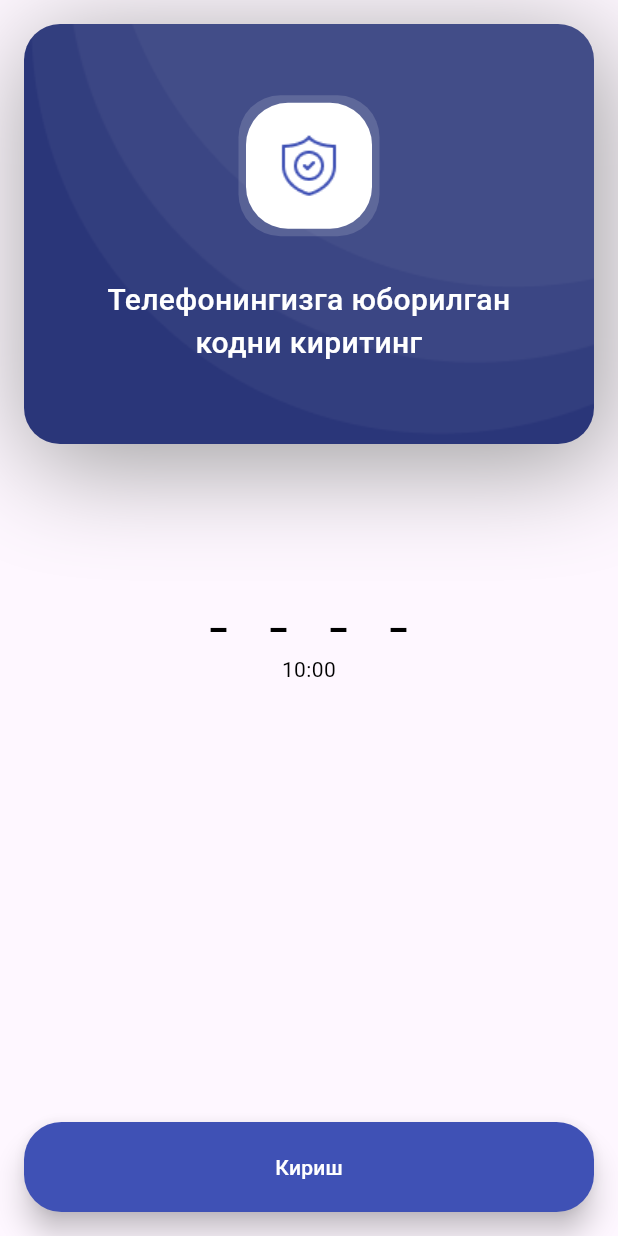
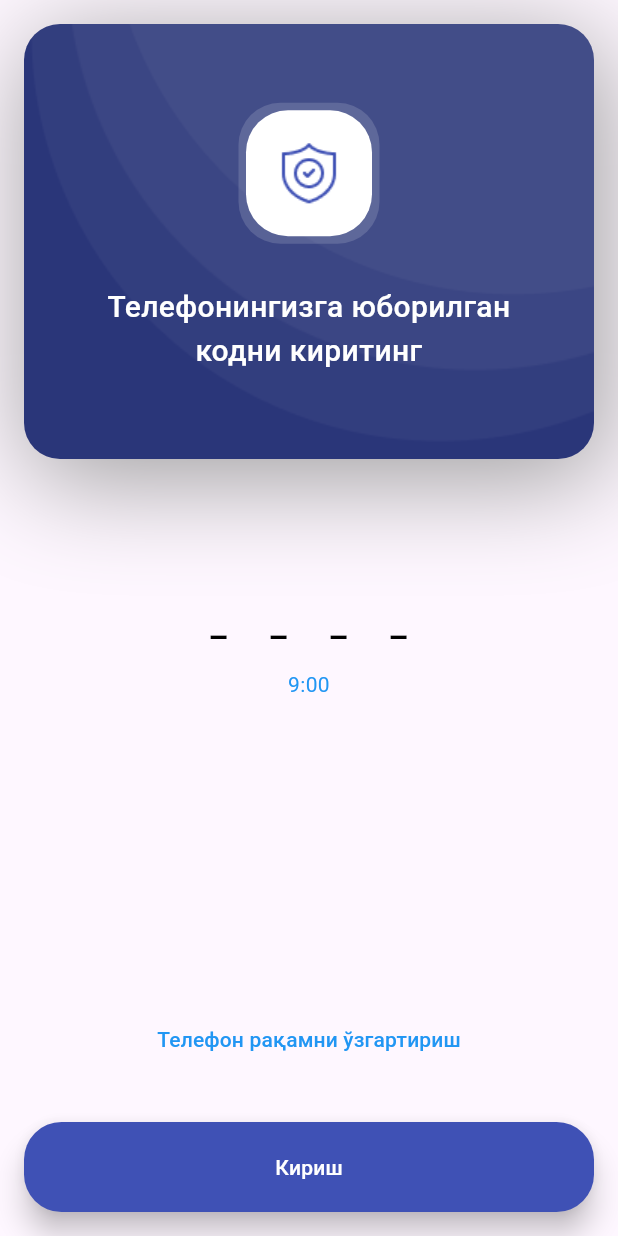
Before and after one commit to Shohjaxon-098/kutubxona_sifat, a Flutter app: the screen it shows after launch, after a tap on "Утказиб юбориш", after a tap on "Кириш", on a phone screen of 412 x 824 dp. Run offline on Flutter 3.47's test engine with Material 3 defaults, Android fonts, the phone set to English and light mode, and no system bars; our stand-ins replace bloc, flutter_bloc, flutter_svg.

Commit message:
+color+image+navigator

```diff
--- /dev/null
+++ b/lib/common/navigator/app_navigator.dart
@@ -0,0 +1 @@
+class AppNavigator{}
--- /dev/null
+++ b/lib/config/routes/app_routes.dart
@@ -0,0 +1,3 @@
+class AppRoutes {
+
+}
--- /dev/null
+++ b/lib/config/theme/app_colors.dart
@@ -0,0 +1,17 @@
+import 'package:flutter/material.dart';
+
+class AppColors {
+  Color linerValueColor = Color.fromARGB(255, 43, 58, 129);
+  Color linerBackgroundColor = Colors.grey;
+  Color onBoardbuttonColor = Color(0xff3F51B5);
+  Color white = Colors.white;
+  Color enableDot = Color(0xff3F51B5);
+  Color disableDot = Colors.grey.shade200;
+  Color black = Colors.black;
+  Color border = Color(0xffEDEDED);
+  Color hintColor = Color(0xffD0D5DD);
+  Color blue = Colors.blue;
+  Color cardColor = Color.fromARGB(255, 42, 54, 121);
+  Color grey = Colors.grey;
+  Color cardShadow = Color.fromARGB(38, 255, 255, 255);
+}
--- /dev/null
+++ b/lib/core/util/app_images.dart
@@ -0,0 +1,12 @@
+String assets = 'assets/';
+String images = 'images';
+String icons = 'icons';
+
+class AppImages {
+  String splashLogo = '$assets$icons/logo.png';
+  String onBoard1 = '$assets$images/onBoard1.svg';
+  String onBoard2 = '$assets$images/onBoard2.svg';
+  String onBoard3 = '$assets$images/onBoard3.svg';
+  String privacy = '$assets$icons/privacy.png';
+  String mask = '$assets$images/mask.png';
+}
--- a/lib/features/kutubxona/presentation/pages/auth/auth_screen.dart
+++ b/lib/features/kutubxona/presentation/pages/auth/auth_screen.dart
@@ -1,4 +1,6 @@
 import 'package:flutter/material.dart';
+import 'package:kutubxona/config/theme/app_colors.dart';
+import 'package:kutubxona/core/util/app_images.dart';
 import 'package:kutubxona/features/kutubxona/presentation/pages/auth/otp_screen.dart';
 import 'package:kutubxona/features/kutubxona/presentation/widgets/textfield_widget.dart';
 
@@ -20,22 +22,21 @@ class _AuthScreenState extends State<AuthScreen> {
           child: Column(
             crossAxisAlignment: CrossAxisAlignment.center,
             children: [
-              Expanded(
-                child: Container(
+              Container(
                 height: 291,
                 decoration: BoxDecoration(
                   boxShadow: [
                     BoxShadow(
-                        color: Colors.grey,
+                      color: AppColors().grey,
                       spreadRadius: 2,
                       blurRadius: 60,
                       offset: Offset(5, 12),
                     ),
                   ],
-                    color: Color.fromARGB(255, 42, 54, 121),
+                  color: AppColors().cardColor,
                   borderRadius: BorderRadius.circular(24),
                   image: DecorationImage(
-                      image: AssetImage('assets/images/mask.png'),
+                    image: AssetImage(AppImages().mask),
                     fit: BoxFit.cover,
                   ),
                 ),
@@ -47,17 +48,17 @@ class _AuthScreenState extends State<AuthScreen> {
                       width: 84,
                       height: 84,
                       decoration: BoxDecoration(
-                          color: Colors.white,
+                        color: AppColors().white,
                         borderRadius: BorderRadius.circular(28),
                         boxShadow: [
                           BoxShadow(
                             blurRadius: 0,
                             spreadRadius: 5,
-                              color: Color.fromARGB(38, 255, 255, 255),
+                            color: AppColors().cardShadow,
                           ),
                         ],
                         image: DecorationImage(
-                            image: AssetImage("assets/icons/logo.png"),
+                          image: AssetImage(AppImages().splashLogo),
                           scale: 11,
                         ),
                       ),
@@ -68,7 +69,7 @@ class _AuthScreenState extends State<AuthScreen> {
                       child: Text(
                         'Ассалому алайкум  Хуш келибсиз!',
                         style: TextStyle(
-                            color: Colors.white,
+                          color: AppColors().white,
                           fontSize: 20,
                           fontWeight: FontWeight.w500,
                         ),
@@ -78,28 +79,28 @@ class _AuthScreenState extends State<AuthScreen> {
                   ],
                 ),
               ),
-              ),
               SizedBox(height: 50),
-              Expanded(
-                child: TextfieldWidget(phoneController: phoneController),
-              ),
+              TextfieldWidget(phoneController: phoneController),
               Spacer(),
               ElevatedButton(
                 style: ElevatedButton.styleFrom(
                   elevation: 8,
-                  backgroundColor: Colors.indigo,
+                  backgroundColor: AppColors().onBoardbuttonColor,
                   minimumSize: Size(double.infinity, 60),
                   shape: RoundedRectangleBorder(
                     borderRadius: BorderRadius.circular(25),
                   ),
                 ),
                 onPressed: () {
-                  Navigator.pushReplacement(
+                  Navigator.push(
                     context,
                     MaterialPageRoute(builder: (context) => OtpScreen()),
                   );
                 },
-                child: Text("Кириш", style: TextStyle(color: Colors.white)),
+                child: Text(
+                  "Кириш",
+                  style: TextStyle(color: AppColors().white),
+                ),
               ),
             ],
           ),
--- a/lib/features/kutubxona/presentation/pages/auth/otp_screen.dart
+++ b/lib/features/kutubxona/presentation/pages/auth/otp_screen.dart
@@ -1,5 +1,7 @@
 import 'package:flutter/material.dart';
 import 'package:flutter_bloc/flutter_bloc.dart';
+import 'package:kutubxona/config/theme/app_colors.dart';
+import 'package:kutubxona/core/util/app_images.dart';
 import 'package:kutubxona/features/kutubxona/presentation/bloc/bloc_timer/timer_count_bloc.dart';
 import 'package:kutubxona/features/kutubxona/presentation/bloc/bloc_timer/timer_count_event.dart';
 import 'package:kutubxona/features/kutubxona/presentation/bloc/bloc_timer/timer_count_state.dart';
@@ -39,9 +41,7 @@ class _OtpScreenState extends State<OtpScreen> {
       otpController5,
       otpController6,
     ];
-    return BlocProvider(
-      create: (context) => TimerBloc(),
-      child: Scaffold(
+    return Scaffold(
       body: BlocBuilder<TimerBloc, TimerState>(
         builder: (context, state) {
           String count = '';
@@ -57,11 +57,11 @@ class _OtpScreenState extends State<OtpScreen> {
               displayMessage = count;
               isButtonEnabled = false;
             } else {
-                displayMessage = "asdds";
+              displayMessage = "Қайта юбориш";
               isButtonEnabled = true;
             }
           } else if (state is TimerCompleted) {
-              displayMessage = "dassdae2wq";
+            displayMessage = "true";
             isButtonEnabled = true;
           }
           return SafeArea(
@@ -70,22 +70,21 @@ class _OtpScreenState extends State<OtpScreen> {
               child: Column(
                 mainAxisAlignment: MainAxisAlignment.center,
                 children: [
-                    Expanded(
-                      child: Container(
-                        height: 291,
+                  Container(
+                    height: 290,
                     decoration: BoxDecoration(
                       boxShadow: [
                         BoxShadow(
-                              color: Colors.grey,
+                          color: AppColors().grey,
                           spreadRadius: 2,
                           blurRadius: 60,
                           offset: Offset(5, 12),
                         ),
                       ],
-                          color: Color.fromARGB(255, 42, 54, 121),
+                      color: AppColors().cardColor,
                       borderRadius: BorderRadius.circular(24),
                       image: DecorationImage(
-                            image: AssetImage('assets/images/mask.png'),
+                        image: AssetImage(AppImages().mask),
                         fit: BoxFit.cover,
                       ),
                     ),
@@ -98,19 +97,17 @@ class _OtpScreenState extends State<OtpScreen> {
                             width: 84,
                             height: 84,
                             decoration: BoxDecoration(
-                                  color: Colors.white,
+                              color: AppColors().white,
                               borderRadius: BorderRadius.circular(28),
                               boxShadow: [
                                 BoxShadow(
                                   blurRadius: 0,
                                   spreadRadius: 5,
-                                      color: Color.fromARGB(38, 255, 255, 255),
+                                  color: AppColors().cardShadow,
                                 ),
                               ],
                               image: DecorationImage(
-                                    image: AssetImage(
-                                      "assets/icons/privacy.png",
-                                    ),
+                                image: AssetImage(AppImages().privacy),
                               ),
                             ),
                           ),
@@ -118,7 +115,7 @@ class _OtpScreenState extends State<OtpScreen> {
                           Text(
                             'Телефонингизга юборилган кодни киритинг',
                             style: TextStyle(
-                                  color: Colors.white,
+                              color: AppColors().white,
                               fontSize: 20,
                               fontWeight: FontWeight.w500,
                             ),
@@ -128,13 +125,12 @@ class _OtpScreenState extends State<OtpScreen> {
                       ),
                     ),
                   ),
-                    ),
                   SizedBox(height: 100),
                   Row(
                     mainAxisAlignment: MainAxisAlignment.center,
                     children: List.generate(4, (index) {
                       return OtpWidget(
-                          color: Colors.black,
+                        color: AppColors().black,
                         otpController: otpController[index],
                         onChanged: (value) {
                           if (value.length == 1) {
@@ -151,20 +147,32 @@ class _OtpScreenState extends State<OtpScreen> {
                     textAlign: TextAlign.center,
                     displayMessage,
                     style: TextStyle(
-                        color: Colors.black,
+                      color: AppColors().blue,
                       fontSize: 14,
                       fontWeight: FontWeight.w400,
                     ),
                   ),
-                    SizedBox(height: 12),
 
                   Spacer(),
+                  TextButton(
+                    child: Text(
+                      'Телефон рақамни ўзгартириш',
+                      style: TextStyle(
+                        color: AppColors().blue,
+                        fontWeight: FontWeight.w500,
+                      ),
+                    ),
+                    onPressed: () {
+                      Navigator.pop(context);
+                    },
+                  ),
+                  SizedBox(height: 31),
                   Padding(
                     padding: const EdgeInsets.symmetric(horizontal: 0),
                     child: ElevatedButton(
                       style: ElevatedButton.styleFrom(
                         elevation: 8,
-                          backgroundColor: Colors.indigo,
+                        backgroundColor: AppColors().onBoardbuttonColor,
                         minimumSize: Size(double.infinity, 60),
                         shape: RoundedRectangleBorder(
                           borderRadius: BorderRadius.circular(25),
@@ -173,14 +181,12 @@ class _OtpScreenState extends State<OtpScreen> {
                       onPressed: () {
                         Navigator.pushReplacement(
                           context,
-                            MaterialPageRoute(
-                              builder: (context) => HomeScreen(),
-                            ),
+                          MaterialPageRoute(builder: (context) => HomeScreen()),
                         );
                       },
                       child: Text(
                         "Кириш",
-                          style: TextStyle(color: Colors.white),
+                        style: TextStyle(color: AppColors().white),
                       ),
                     ),
                   ),
@@ -190,7 +196,6 @@ class _OtpScreenState extends State<OtpScreen> {
           );
         },
       ),
-      ),
     );
   }
 }
--- a/lib/features/kutubxona/presentation/pages/onboard/onboarding_screen.dart
+++ b/lib/features/kutubxona/presentation/pages/onboard/onboarding_screen.dart
@@ -1,5 +1,7 @@
 import 'package:flutter/material.dart';
 import 'package:flutter_svg/svg.dart';
+import 'package:kutubxona/config/theme/app_colors.dart';
+import 'package:kutubxona/core/util/app_images.dart';
 import 'package:kutubxona/features/kutubxona/presentation/pages/auth/auth_screen.dart';
 
 class OnboardingScreen extends StatefulWidget {
@@ -10,17 +12,17 @@ class OnboardingScreen extends StatefulWidget {
 }
 
 class _OnboardingScreenState extends State<OnboardingScreen> {
-  PageController _pageController = PageController();
+  final PageController _pageController = PageController();
   int currentIndex = 0;
 
   List<Map<String, String>> pages = [
     {
-      "image": "assets/images/onBoard1.svg",
+      "image": AppImages().onBoard1,
       "text": "Китобларни уйингизга буюртма қилинг",
     },
-    {"image": "assets/images/onBoard2.svg", "text": "Китобларни онлайн ўқинг"},
+    {"image": AppImages().onBoard2, "text": "Китобларни онлайн ўқинг"},
     {
-      "image": "assets/images/onBoard3.svg",
+      "image": AppImages().onBoard3,
       "text": "Китобларни аудио шаклини тингланг",
     },
   ];
@@ -48,13 +50,13 @@ class _OnboardingScreenState extends State<OnboardingScreen> {
                       mainAxisAlignment: MainAxisAlignment.center,
                       children: [
                         SvgPicture.asset(pages[index]["image"]!, height: 200),
-                        SizedBox(height: 20),
+                        SizedBox(height: 40),
                         Text(
                           pages[index]["text"]!,
                           textAlign: TextAlign.center,
                           style: TextStyle(
                             fontSize: 20,
-                            fontWeight: FontWeight.w700,
+                            fontWeight: FontWeight.w600,
                           ),
                         ),
                       ],
@@ -68,12 +70,12 @@ class _OnboardingScreenState extends State<OnboardingScreen> {
             mainAxisAlignment: MainAxisAlignment.center,
             children: List.generate(pages.length, (index) => buildDot(index)),
           ),
-
+          SizedBox(height: 10),
           Padding(
-            padding: const EdgeInsets.symmetric(horizontal: 16, vertical: 64),
+            padding: const EdgeInsets.symmetric(horizontal: 16, vertical: 15),
             child: ElevatedButton(
               style: ElevatedButton.styleFrom(
-                backgroundColor: Colors.indigo,
+                backgroundColor: AppColors().onBoardbuttonColor,
                 minimumSize: Size(double.infinity, 60),
                 shape: RoundedRectangleBorder(
                   borderRadius: BorderRadius.circular(25),
@@ -87,7 +89,7 @@ class _OnboardingScreenState extends State<OnboardingScreen> {
               },
               child: Text(
                 "Утказиб юбориш",
-                style: TextStyle(color: Colors.white),
+                style: TextStyle(color: AppColors().white),
               ),
             ),
           ),
@@ -102,7 +104,7 @@ class _OnboardingScreenState extends State<OnboardingScreen> {
       height: 7,
       width: 7,
       decoration: BoxDecoration(
-        color: currentIndex == index ? Color(0xff3F51B5) : Color(0xffF5F5F5),
+        color: currentIndex == index ? AppColors().enableDot : AppColors().disableDot,
         borderRadius: BorderRadius.circular(4),
       ),
     );
--- a/lib/features/kutubxona/presentation/pages/splash/splash_screen.dart
+++ b/lib/features/kutubxona/presentation/pages/splash/splash_screen.dart
@@ -1,4 +1,6 @@
 import 'package:flutter/material.dart';
+import 'package:kutubxona/config/theme/app_colors.dart';
+import 'package:kutubxona/core/util/app_images.dart';
 import 'package:kutubxona/features/kutubxona/presentation/pages/onboard/onboarding_screen.dart';
 
 class SplashScreen extends StatefulWidget {
@@ -41,7 +43,7 @@ class _SplashScreenState extends State<SplashScreen>
         child: Column(
           mainAxisAlignment: MainAxisAlignment.center,
           children: [
-            Image.asset('assets/icons/logo.png', width: 140, height: 140),
+            Image.asset(AppImages().splashLogo, width: 140, height: 140),
             SizedBox(height: 8),
             Text(
               "Liber",
@@ -56,9 +58,9 @@ class _SplashScreenState extends State<SplashScreen>
                   return LinearProgressIndicator(
                     borderRadius: BorderRadius.circular(5),
                     value: _controller.value, // Animatsiyalashgan qiymat
-                    backgroundColor: Colors.grey,
+                    backgroundColor: AppColors().linerBackgroundColor,
                     valueColor: AlwaysStoppedAnimation<Color>(
-                      Color.fromARGB(255, 43, 58, 129),
+                      AppColors().linerValueColor,
                     ),
                   );
                 },
--- a/lib/features/kutubxona/presentation/widgets/otp_widget.dart
+++ b/lib/features/kutubxona/presentation/widgets/otp_widget.dart
@@ -1,5 +1,6 @@
 import 'package:flutter/material.dart';
 import 'package:flutter/services.dart';
+import 'package:kutubxona/config/theme/app_colors.dart';
 
 class OtpWidget extends StatelessWidget {
   const OtpWidget({
@@ -19,14 +20,14 @@ class OtpWidget extends StatelessWidget {
       height: 40,
       child: Center(
         child: TextFormField(
-          cursorColor: Colors.black,
+          cursorColor: AppColors().black,
           cursorHeight: 20,
           controller: otpController,
           keyboardType: TextInputType.number,
           style: TextStyle(
             color: color,
-            fontSize: 30,
-            fontWeight: FontWeight.w600,
+            fontSize: 26,
+            fontWeight: FontWeight.w500,
           ),
           textAlign: TextAlign.center,
           inputFormatters: [
--- a/lib/features/kutubxona/presentation/widgets/textfield_widget.dart
+++ b/lib/features/kutubxona/presentation/widgets/textfield_widget.dart
@@ -1,6 +1,7 @@
 // ignore: must_be_immutable
 import 'package:flutter/material.dart';
 import 'package:flutter/services.dart';
+import 'package:kutubxona/config/theme/app_colors.dart';
 
 class TextfieldWidget extends StatelessWidget {
   const TextfieldWidget({super.key, required this.phoneController});
@@ -22,9 +23,9 @@ class TextfieldWidget extends StatelessWidget {
               decoration: BoxDecoration(
                 border: Border.lerp(
                   Border(
-                    bottom: BorderSide(color: Color(0xffEDEDED)),
-                    top: BorderSide(color: Color(0xffEDEDED)),
-                    left: BorderSide(color: Color(0xffEDEDED)),
+                    bottom: BorderSide(color: AppColors().border),
+                    top: BorderSide(color: AppColors().border),
+                    left: BorderSide(color: AppColors().border),
                   ),
                   Border(),
                   0,
@@ -38,9 +39,9 @@ class TextfieldWidget extends StatelessWidget {
                 child: Text(
                   '+998',
                   style: TextStyle(
-                    color: Colors.black,
+                    color: AppColors().black,
                     fontSize: 16,
-                    fontWeight: FontWeight.w600,
+                    fontWeight: FontWeight.w500,
                   ),
                 ),
               ),
@@ -53,46 +54,46 @@ class TextfieldWidget extends StatelessWidget {
                   cursorHeight: 18,
                   keyboardType: TextInputType.phone,
 
-                  style: TextStyle(fontWeight: FontWeight.w600, fontSize: 16),
+                  style: TextStyle(fontWeight: FontWeight.w500, fontSize: 16),
                   inputFormatters: [LengthLimitingTextInputFormatter(9)],
                   decoration: InputDecoration(
                     isDense: true,
                     hintStyle: TextStyle(
-                      color: Color(0xffD0D5DD),
+                      color: AppColors().hintColor,
                       fontSize: 18,
                       fontWeight: FontWeight.w600,
                     ),
                     hintText: '_ _  _ _ _  _ _  _ _',
                     enabledBorder: OutlineInputBorder(
-                      borderSide: BorderSide(color: Color(0xffEDEDED)),
+                      borderSide: BorderSide(color: AppColors().border),
                       borderRadius: BorderRadius.only(
                         topRight: Radius.circular(16),
                         bottomRight: Radius.circular(16),
                       ),
                     ),
                     focusedErrorBorder: OutlineInputBorder(
-                      borderSide: BorderSide(color: Color(0xffEDEDED)),
+                      borderSide: BorderSide(color: AppColors().border),
                       borderRadius: BorderRadius.only(
                         topRight: Radius.circular(16),
                         bottomRight: Radius.circular(16),
                       ),
                     ),
                     errorBorder: OutlineInputBorder(
-                      borderSide: BorderSide(color: Color(0xffEDEDED)),
+                      borderSide: BorderSide(color: AppColors().border),
                       borderRadius: BorderRadius.only(
                         topRight: Radius.circular(16),
                         bottomRight: Radius.circular(16),
                       ),
                     ),
                     disabledBorder: OutlineInputBorder(
-                      borderSide: BorderSide(color: Color(0xffEDEDED)),
+                      borderSide: BorderSide(color: AppColors().border),
                       borderRadius: BorderRadius.only(
                         topRight: Radius.circular(16),
                         bottomRight: Radius.circular(16),
                       ),
                     ),
                     focusedBorder: OutlineInputBorder(
-                      borderSide: BorderSide(color: Color(0xffEDEDED)),
+                      borderSide: BorderSide(color: AppColors().border),
                       borderRadius: BorderRadius.only(
                         topRight: Radius.circular(16),
                         bottomRight: Radius.circular(16),
--- a/lib/features/main.dart
+++ b/lib/features/main.dart
@@ -1,4 +1,6 @@
 import 'package:flutter/material.dart';
+import 'package:flutter_bloc/flutter_bloc.dart' show BlocProvider;
+import 'package:kutubxona/features/kutubxona/presentation/bloc/bloc_timer/timer_count_bloc.dart';
 import 'package:kutubxona/features/kutubxona/presentation/pages/splash/splash_screen.dart';
 
 void main() {
@@ -10,10 +12,13 @@ class KutubxonaApp extends StatelessWidget {
 
   @override
   Widget build(BuildContext context) {
-    return MaterialApp(
-      title: 'Flutter Demo',
-      home: SplashScreen(),
-      debugShowCheckedModeBanner: false,
+    return BlocProvider(
+      create: (context) => TimerBloc(),
+      child: MaterialApp(
+        title: 'Flutter Demo',
+        home: SplashScreen(),
+        debugShowCheckedModeBanner: false,
+      ),
     );
   }
 }
--- a/pubspec.yaml
+++ b/pubspec.yaml
@@ -38,6 +38,7 @@ dependencies:
   flutter_bloc: ^9.1.0
   equatable: ^2.0.7
   bloc: ^9.0.0
+  page_transition: ^2.2.1
 
 dev_dependencies:
   flutter_test:
```
Also changed, not shown: lib/core/util/important.dart (added), pubspec.lock. Lines whose indentation alone changed are shown as unchanged.
